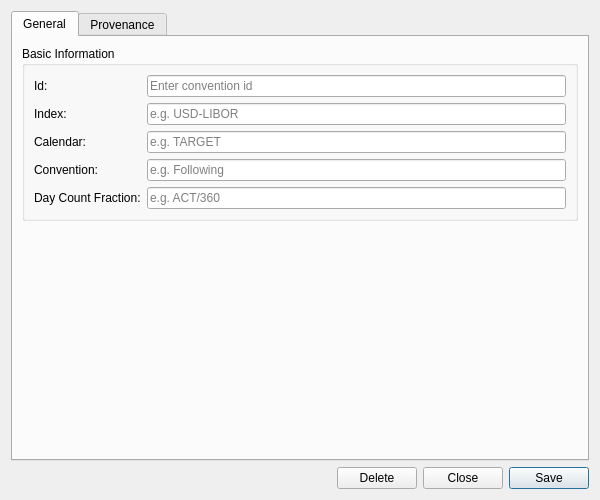
Old version of the form projects/ores.qt.refdata/ui/DepositConventionDetailDialog.ui in the repository OreStudio/OreStudio.
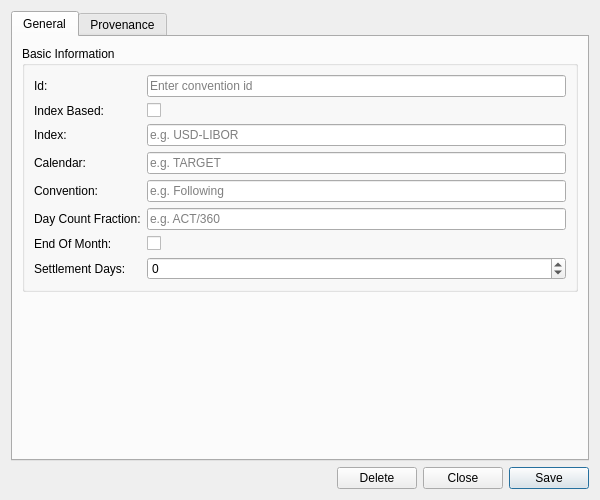
New version of the form. Custom widgets are drawn as their Qt base class.

Commit message:
[refdata] Regenerate zero_convention and deposit_convention
Picks up the Qt template fixes: bool columns now display as
true/false instead of falling through, the detail dialog gains
check_box + spin_box widgets, the generator uses a counter to avoid
id collisions, and non-nullable bool fields are initialized.

Also re-adds index_based, end_of_month, and settlement_days to the
deposit_convention detail_fields now that the templates support
check_box and spin_box.

What changed in the file:
```diff
--- a/projects/ores.qt.refdata/ui/DepositConventionDetailDialog.ui
+++ b/projects/ores.qt.refdata/ui/DepositConventionDetailDialog.ui
@@ -53,61 +53,112 @@
            </widget>
           </item>
           <item row="1" column="0">
+           <widget class="QLabel" name="labelIndexBased">
+            <property name="text">
+             <string>Index Based:</string>
+            </property>
+           </widget>
+          </item>
+          <item row="1" column="1">
+           <widget class="QCheckBox" name="indexBasedEdit">
+            <property name="text">
+             <string/>
+            </property>
+           </widget>
+          </item>
+          <item row="2" column="0">
            <widget class="QLabel" name="labelIndex">
             <property name="text">
              <string>Index:</string>
             </property>
            </widget>
           </item>
-          <item row="1" column="1">
+          <item row="2" column="1">
            <widget class="QLineEdit" name="indexEdit">
             <property name="placeholderText">
              <string>e.g. USD-LIBOR</string>
             </property>
            </widget>
           </item>
-          <item row="2" column="0">
+          <item row="3" column="0">
            <widget class="QLabel" name="labelCalendar">
             <property name="text">
              <string>Calendar:</string>
             </property>
            </widget>
           </item>
-          <item row="2" column="1">
+          <item row="3" column="1">
            <widget class="QLineEdit" name="calendarEdit">
             <property name="placeholderText">
              <string>e.g. TARGET</string>
             </property>
            </widget>
           </item>
-          <item row="3" column="0">
+          <item row="4" column="0">
            <widget class="QLabel" name="labelConvention">
             <property name="text">
              <string>Convention:</string>
             </property>
            </widget>
           </item>
-          <item row="3" column="1">
+          <item row="4" column="1">
            <widget class="QLineEdit" name="conventionEdit">
             <property name="placeholderText">
              <string>e.g. Following</string>
             </property>
            </widget>
           </item>
-          <item row="4" column="0">
+          <item row="5" column="0">
            <widget class="QLabel" name="labelDayCountFraction">
             <property name="text">
              <string>Day Count Fraction:</string>
             </property>
            </widget>
           </item>
-          <item row="4" column="1">
+          <item row="5" column="1">
            <widget class="QLineEdit" name="dayCountFractionEdit">
             <property name="placeholderText">
              <string>e.g. ACT/360</string>
             </property>
            </widget>
           </item>
+          <item row="6" column="0">
+           <widget class="QLabel" name="labelEndOfMonth">
+            <property name="text">
+             <string>End Of Month:</string>
+            </property>
+           </widget>
+          </item>
+          <item row="6" column="1">
+           <widget class="QCheckBox" name="endOfMonthEdit">
+            <property name="text">
+             <string/>
+            </property>
+            <property name="tristate">
+             <bool>true</bool>
+            </property>
+           </widget>
+          </item>
+          <item row="7" column="0">
+           <widget class="QLabel" name="labelSettlementDays">
+            <property name="text">
+             <string>Settlement Days:</string>
+            </property>
+           </widget>
+          </item>
+          <item row="7" column="1">
+           <widget class="QSpinBox" name="settlementDaysEdit">
+            <property name="minimum">
+             <number>-1</number>
+            </property>
+            <property name="maximum">
+             <number>30</number>
+            </property>
+            <property name="specialValueText">
+             <string>(unset)</string>
+            </property>
+           </widget>
+          </item>
          </layout>
         </widget>
        </item>
```
The commit also changes 15 other files.
